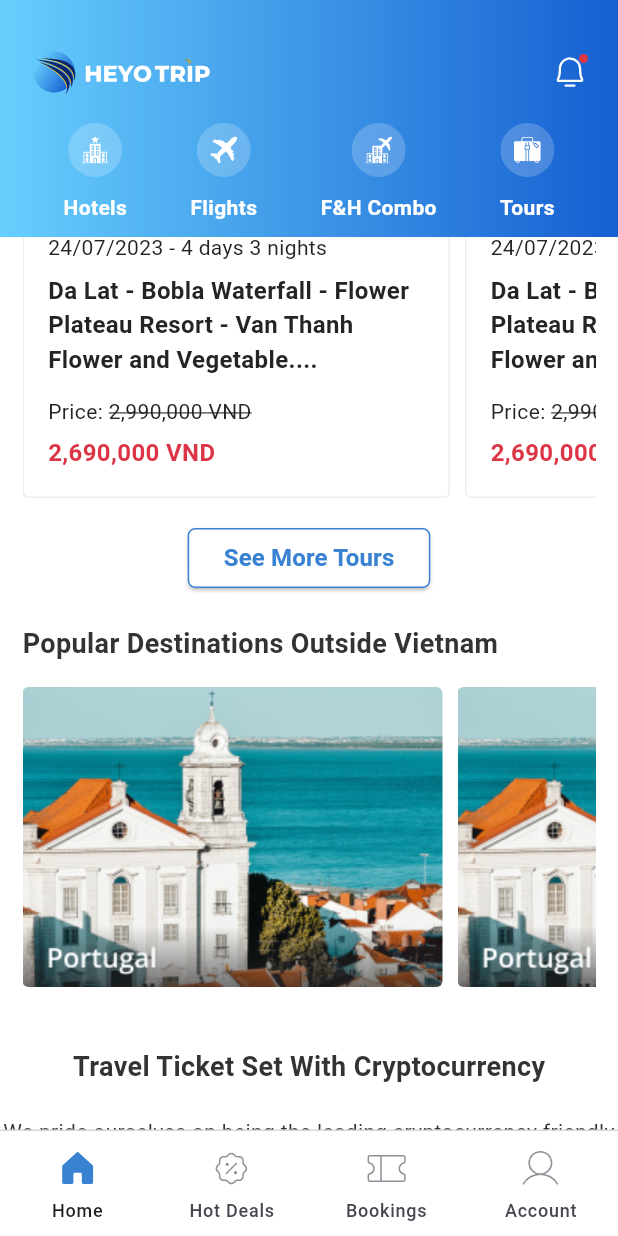
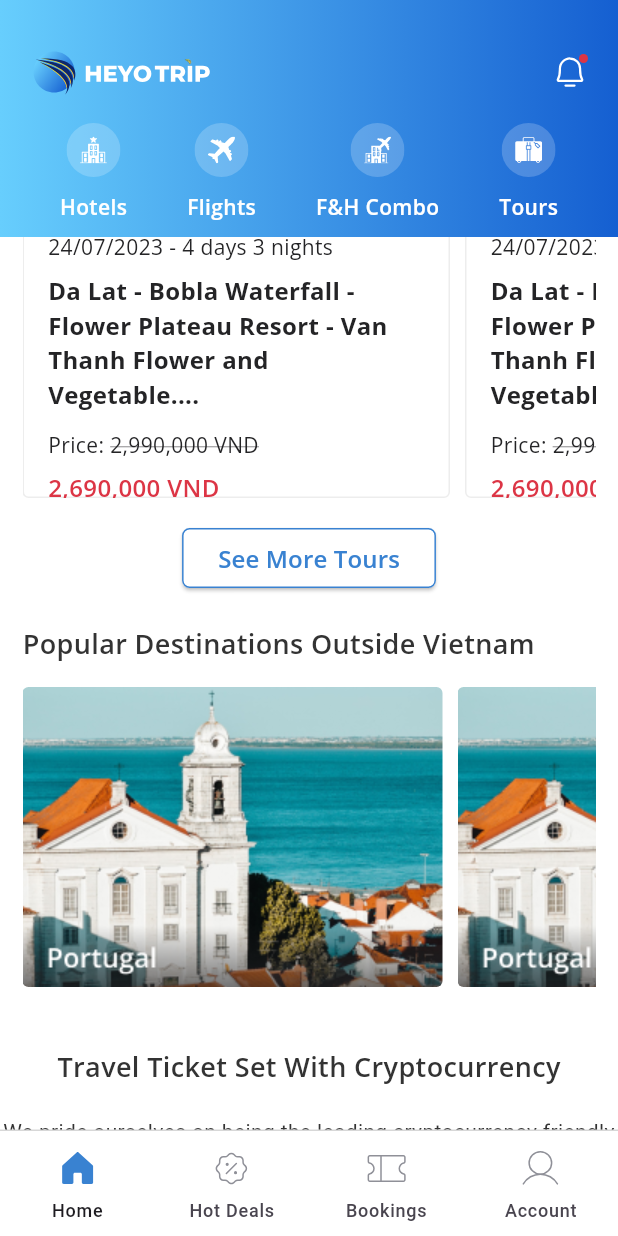
Before and after one commit to hieuu123/HeyYoTrip, a Flutter app: the HomeScreen screen opened by its route, scrolled down 1728 dp, on a phone screen of 412 x 824 dp. Run offline on Flutter 3.47's test engine with Material 3 defaults, Android fonts, the phone set to English and light mode, and no system bars; our stand-ins replace flutter_bloc, flutter_svg, go_router.

Commit message:
update font + bottomNav transition

```diff
--- a/lib/common/widget/text.dart
+++ b/lib/common/widget/text.dart
@@ -20,6 +20,7 @@ class HeadingText extends StatelessWidget {
         color: color,
         fontSize: fontsize,
         fontWeight: FontWeight.w700,
+        fontFamily: 'OpenSans'
       ),
     );
   }
@@ -45,6 +46,7 @@ class SubHeadingText extends StatelessWidget {
         color: color,
         fontSize: fontsize,
         fontWeight: FontWeight.w600,
+        fontFamily: 'OpenSans'
       ),
     );
   }
@@ -70,6 +72,7 @@ class BodyText extends StatelessWidget {
         color: color,
         fontSize: fontsize,
         fontWeight: FontWeight.w400,
+        fontFamily: 'OpenSans'
       ),
     );
   }
@@ -95,6 +98,7 @@ class LinkText extends StatelessWidget {
         color: color,
         fontSize: fontsize,
         fontWeight: FontWeight.w400,
+        fontFamily: 'OpenSans'
       ),
     );
   }
@@ -120,7 +124,8 @@ class LineThroughText extends StatelessWidget {
         color: color,
         fontSize: fontsize,
         fontWeight: FontWeight.w400,
-        decoration: TextDecoration.lineThrough
+        decoration: TextDecoration.lineThrough,
+        fontFamily: 'OpenSans'
       ),
     );
   }
--- a/lib/config/router.dart
+++ b/lib/config/router.dart
@@ -9,27 +9,32 @@ import 'package:heyyo_trip/common/widget/section.dart';
 
 
 final router = GoRouter(
-  initialLocation: '/login',
+  initialLocation: '/',
   routes: [
     GoRoute(
       path: '/login',
-      builder: (context, state) => LoginScreen()
+      builder: (context, state) => LoginScreen(),
+      pageBuilder: (context, state) => NoTransitionPage(child: LoginScreen()),
     ),
     GoRoute(
       path: '/',
-      builder: (context, state) => HomeScreen()
+      builder: (context, state) => HomeScreen(),
+      pageBuilder: (context, state) => NoTransitionPage(child: HomeScreen()),
     ),
     GoRoute(
       path: '/hot-deals',
       builder: (context, state) => const HotDealsScreen(),
+      pageBuilder: (context, state) => NoTransitionPage(child: HotDealsScreen()),
     ),
     GoRoute(
       path: '/bookings',
       builder: (context, state) => const BookingsScreen(),
+      pageBuilder: (context, state) => NoTransitionPage(child: BookingsScreen()),
     ),
     GoRoute(
       path: '/account',
       builder: (context, state) => const AccountScreen(),
+      pageBuilder: (context, state) => NoTransitionPage(child: AccountScreen()),
     ),
   ]
 );
```
Also changed, not shown: pubspec.yaml (+9 -11 lines).
